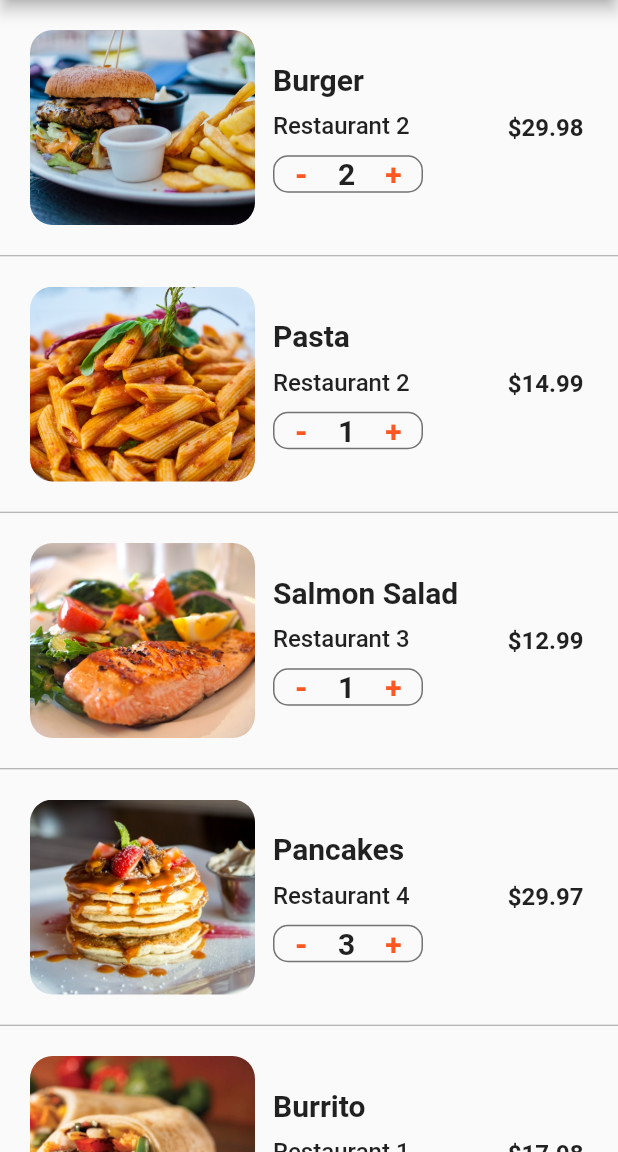
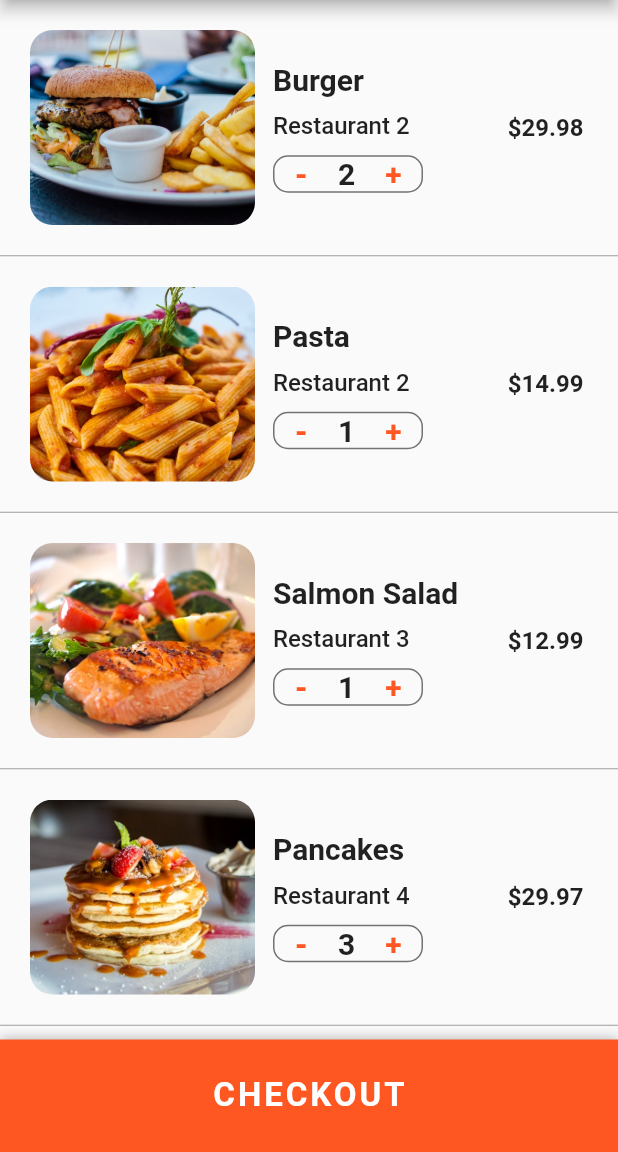
Before and after one commit to eslamyounis1/Flutter_Food_Delivery_App_UI, a Flutter app: the CartScreen screen opened directly, on a phone screen of 412 x 824 dp, the part 84-1236 px from its top. Run offline on Flutter 3.47's test engine with Material 2 defaults, Android fonts, the phone set to English and light mode, and no system bars.

Commit message:
finish_app_commit

```diff
--- a/lib/screens/cart_screen.dart
+++ b/lib/screens/cart_screen.dart
@@ -14,6 +14,10 @@ class CartScreen extends StatefulWidget {
 class _CartScreenState extends State<CartScreen> {
   @override
   Widget build(BuildContext context) {
+    double totalPrice = 0;
+    currentUser.cart.forEach((Order order) {
+      totalPrice += order.quantity * order.food.price;
+    });
     return Scaffold(
       appBar: AppBar(
         leading: IconButton(
@@ -31,14 +35,94 @@ class _CartScreenState extends State<CartScreen> {
       body: ListView.separated(
         physics: const BouncingScrollPhysics(),
         itemBuilder: (context, index) {
-          Order order = currentUser.cart[index];
-          return _buildCartItem(order);
+          if (index < currentUser.cart.length) {
+            Order order = currentUser.cart[index];
+            return _buildCartItem(order);
+          } else {
+            return Padding(
+              padding: const EdgeInsets.all(20.0),
+              child: Column(
+                children: [
+                  Row(
+                    mainAxisAlignment: MainAxisAlignment.spaceBetween,
+                    children: const [
+                      Text(
+                        'Estimated Delivery Time',
+                        style: TextStyle(
+                          fontSize: 20.0,
+                          fontWeight: FontWeight.w600,
+                        ),
+                      ),
+                      Text(
+                        '25 min',
+                        style: TextStyle(
+                          fontSize: 20.0,
+                          fontWeight: FontWeight.w600,
+                        ),
+                      ),
+                    ],
+                  ),
+                  const SizedBox(height: 10.0),
+                  Row(
+                    mainAxisAlignment: MainAxisAlignment.spaceBetween,
+                    children: [
+                      const Text(
+                        'Total Cost',
+                        style: TextStyle(
+                          fontSize: 20.0,
+                          fontWeight: FontWeight.w600,
+                        ),
+                      ),
+                      Text(
+                        '\$${totalPrice.toStringAsFixed(2)}',
+                        // toStringAsFixed specify numbers of digits after decimal points
+                        style: TextStyle(
+                          fontSize: 20.0,
+                          fontWeight: FontWeight.w600,
+                          color: Colors.green[700],
+                        ),
+                      ),
+                    ],
+                  ),
+                  const SizedBox(height: 80.0,),
+                ],
+              ),
+            );
+          }
         },
         separatorBuilder: (context, index) => const Divider(
           color: Colors.grey,
           height: 1.0,
         ),
-        itemCount: currentUser.cart.length,
+        itemCount: currentUser.cart.length + 1,
+      ),
+      bottomSheet: Container(
+        height: 75.0,
+        width: double.infinity,
+        decoration: BoxDecoration(
+          color: Theme.of(context).primaryColor,
+          boxShadow: const [
+            BoxShadow(
+              color: Colors.black26,
+              offset: Offset(0, -1),
+              blurRadius: 6.0,
+            ),
+          ],
+        ),
+        child:  Center(
+          child: MaterialButton(
+            onPressed: (){},
+            child: const Text(
+              'CHECKOUT',
+              style: TextStyle(
+                color: Colors.white,
+                fontWeight: FontWeight.bold,
+                fontSize: 22.0,
+                letterSpacing: 2.0
+              ),
+            ),
+          ),
+        ),
       ),
     );
   }
@@ -73,7 +157,7 @@ class _CartScreenState extends State<CartScreen> {
                       crossAxisAlignment: CrossAxisAlignment.start,
                       children: [
                         Text(
-                          orderedItem.food.name ,
+                          orderedItem.food.name,
                           overflow: TextOverflow.ellipsis,
                           style: const TextStyle(
                               fontSize: 20.0, fontWeight: FontWeight.bold),
@@ -153,8 +237,8 @@ class _CartScreenState extends State<CartScreen> {
             child: Text(
               '\$${orderedItem.quantity * orderedItem.food.price}',
               style: const TextStyle(
-                fontWeight:FontWeight.w600 ,
-                fontSize:16.0 ,
+                fontWeight: FontWeight.w600,
+                fontSize: 16.0,
               ),
             ),
           ),
```
